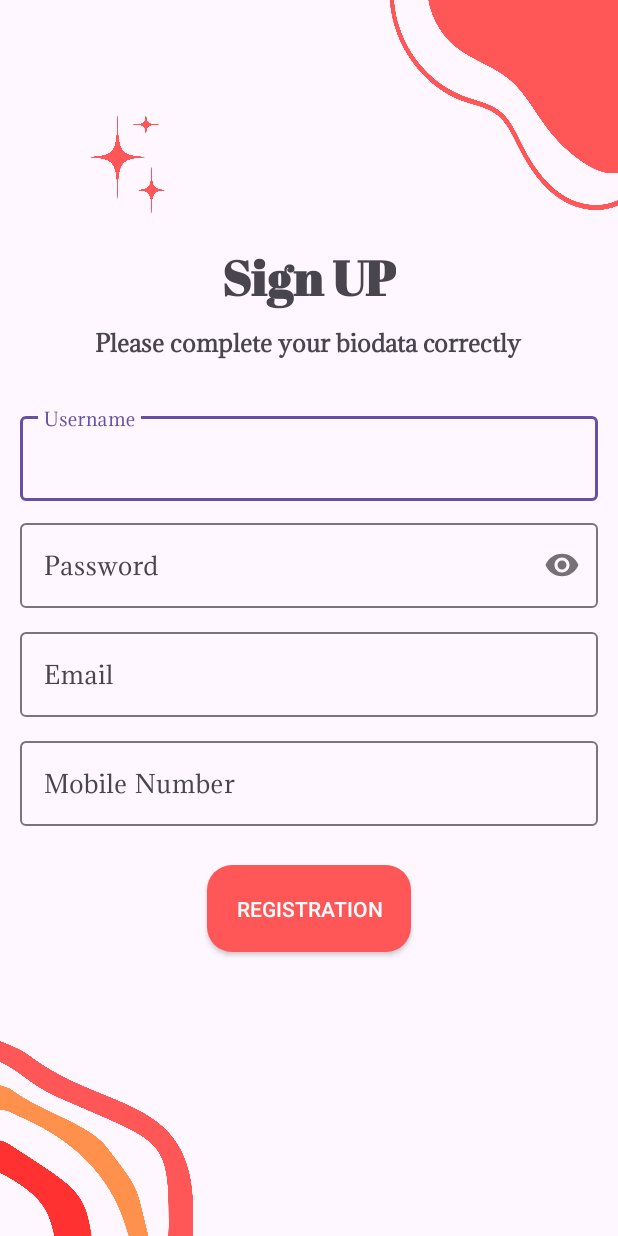
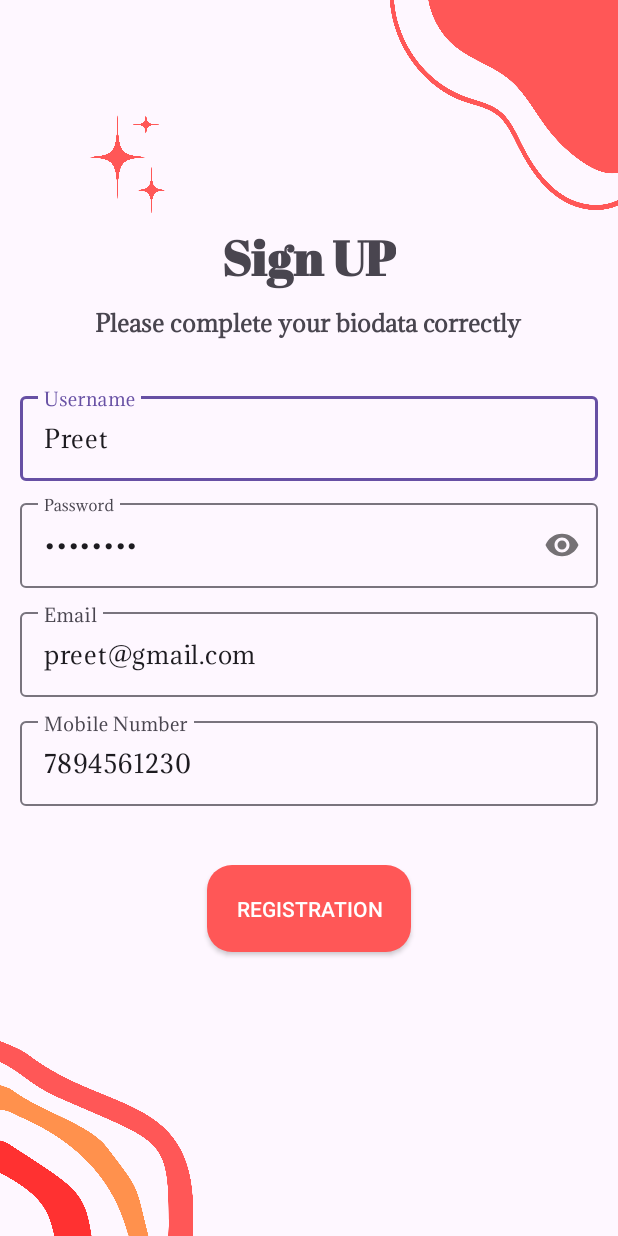
Before and after one commit to Preetojha08/FirebaseAuthApp-Android-Application-with-Firebase-Authentication, an Android app: the RegistrationActivity screen opened directly, with no data from a screen before it, on a phone screen of 412 x 824 dp. Run offline under Robolectric (Android 15) with nearby library versions, the phone set to English and light mode, and no system bars; our stand-ins replace Firebase (no records; nobody signed in at launch, a user with empty details on screens opened directly), sdp/ssp sizes; Roboto replaces fonts that are not available here.

```diff
--- a/app/build.gradle.kts
+++ b/app/build.gradle.kts
@@ -41,7 +41,7 @@ dependencies {
     implementation ("com.google.firebase:firebase-database:20.5.1")
     implementation ("com.google.firebase:firebase-auth:22.1.0") // Optional if authentication is needed
     implementation ("com.intuit.sdp:sdp-android:1.1.1")
-    implementation ("com.intuit.sdp:sdp-android:1.1.1")
+
     implementation(libs.appcompat)
     implementation(libs.material)
     implementation(libs.activity)
--- a/app/src/main/res/layout/activity_registration.xml
+++ b/app/src/main/res/layout/activity_registration.xml
@@ -73,6 +73,7 @@
                     android:layout_width="match_parent"
                     android:layout_height="wrap_content"
                     android:fontFamily="@font/adamina"
+                    android:text="Preet"
                     android:id="@+id/usernameEditText_reg"
                     android:inputType="textPersonName" />
 
@@ -91,6 +92,7 @@
                     android:layout_width="match_parent"
                     android:fontFamily="@font/adamina"
                     android:layout_height="wrap_content"
+                    android:text="P@ssw0rd"
                     android:id="@+id/userpasswordEditText_reg"
                     android:inputType="textWebPassword" />
 
@@ -108,6 +110,7 @@
                     android:layout_width="match_parent"
                     android:layout_height="wrap_content"
                     android:fontFamily="@font/adamina"
+                    android:text="preet@gmail.com"
                     android:id="@+id/usermailIDEditText_reg"
                     android:inputType="textPersonName" />
 
@@ -125,6 +128,7 @@
                     android:layout_width="match_parent"
                     android:layout_height="wrap_content"
                     android:fontFamily="@font/adamina"
+                    android:text="7894561230"
                     android:id="@+id/userMobileNOEditText_reg"
                     android:inputType="textPersonName" />
 
@@ -137,7 +141,8 @@
                 android:text="Registration"
                 android:padding="@dimen/_15sdp"
                 android:textColor="@color/white"
-                android:layout_margin="@dimen/_20sdp"
+                android:layout_marginVertical="@dimen/_30sdp"
+                android:layout_marginHorizontal="@dimen/_10sdp"
                 android:background="@drawable/gradient_bg"
                 android:backgroundTint="#FF5757"
                 android:layout_gravity="center"
```
